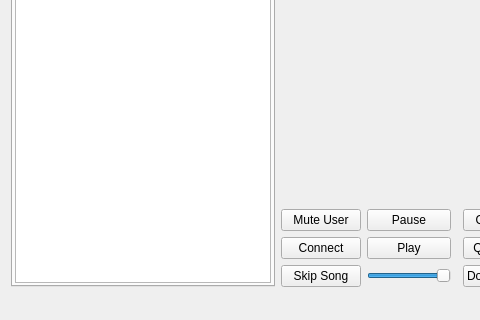
Old version of the form Source/client/mainwindow.ui in the repository FrostByten/Comm-Audio; both pictures show x 0 to 480 and y 115 to 435 of the 820 by 435 pixel window.
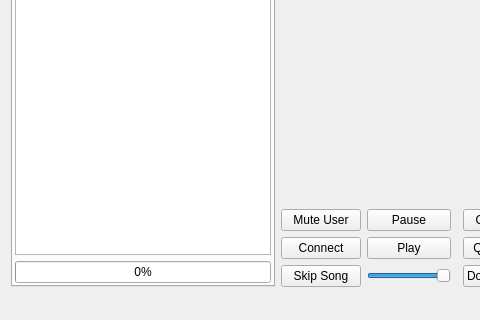
New version of the form. Icons and pictures are not drawn.

Commit message: Added file transfer progress bar

```diff
--- a/Source/client/mainwindow.ui
+++ b/Source/client/mainwindow.ui
@@ -30,7 +30,7 @@
     </sizepolicy>
    </property>
    <layout class="QGridLayout" name="gridLayout_2">
-    <item row="0" column="0">
+    <item row="1" column="0">
      <layout class="QGridLayout" name="gridLayout" columnstretch="0,0,0,0">
       <property name="sizeConstraint">
        <enum>QLayout::SetMaximumSize</enum>
@@ -242,6 +242,28 @@
           <item row="0" column="0">
            <widget class="QListView" name="list_songs"/>
           </item>
+          <item row="1" column="0">
+           <widget class="QProgressBar" name="progressBar">
+            <property name="enabled">
+             <bool>true</bool>
+            </property>
+            <property name="autoFillBackground">
+             <bool>false</bool>
+            </property>
+            <property name="value">
+             <number>0</number>
+            </property>
+            <property name="textVisible">
+             <bool>true</bool>
+            </property>
+            <property name="orientation">
+             <enum>Qt::Horizontal</enum>
+            </property>
+            <property name="invertedAppearance">
+             <bool>false</bool>
+            </property>
+           </widget>
+          </item>
          </layout>
         </widget>
        </widget>
```
Left out of the diff: 14 changed lines with no effect on the pictures. The commit also changes 7 other files.
